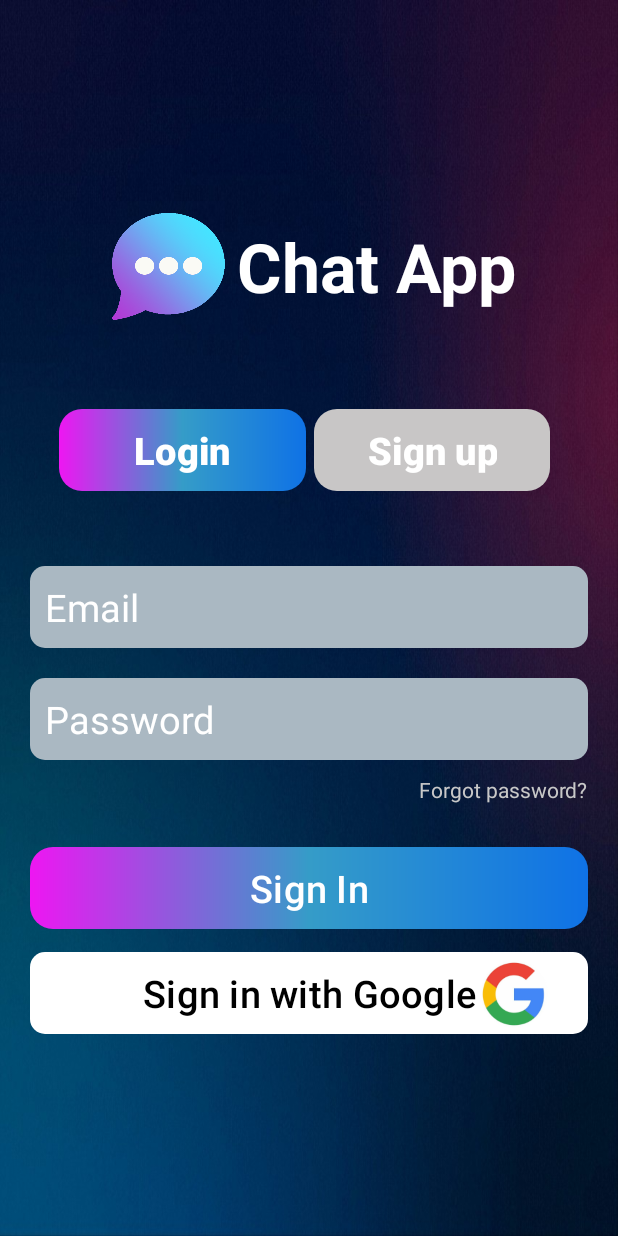
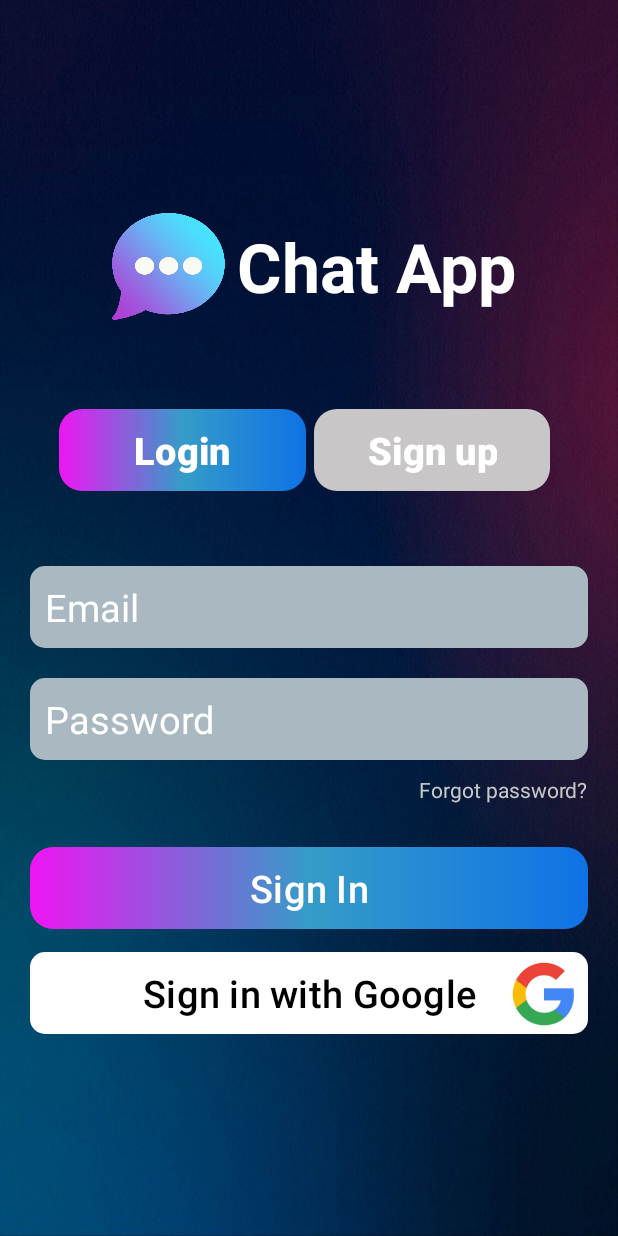
Before and after one commit to triietnguyen/Chat_App, an Android app: the layout activity_sign_in.xml on its own in the app's theme, with its tools: preview values and no code run, on a phone screen of 412 x 824 dp. Run offline under Robolectric (Android 15) with nearby library versions, the phone set to English and light mode, and no system bars.

Commit message:
done google sign in

```diff
--- a/app/src/main/res/layout/activity_sign_in.xml
+++ b/app/src/main/res/layout/activity_sign_in.xml
@@ -157,7 +157,7 @@
                     android:layout_height="45dp"
                     android:src="@drawable/google"
                     android:contentDescription="Google Image"
-                    android:layout_marginStart="300dp"
+                    android:layout_marginStart="320dp"
                     android:layout_marginVertical="5dp" />
             </RelativeLayout>
         </LinearLayout>
```
